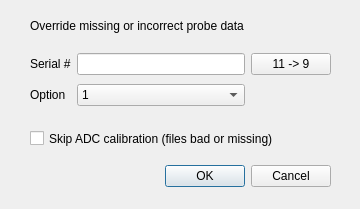
Old version of the form Forms/IMForceDlg.ui in the repository billkarsh/SpikeGLX.
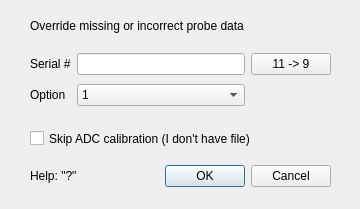
New version of the form.

Diff of the .ui file:
```diff
--- a/Forms/IMForceDlg.ui
+++ b/Forms/IMForceDlg.ui
@@ -143,7 +143,20 @@
     </rect>
    </property>
    <property name="text">
-    <string>Skip ADC calibration (files bad or missing)</string>
+    <string>Skip ADC calibration (I don't have file)</string>
+   </property>
+  </widget>
+  <widget class="QLabel" name="label_4">
+   <property name="geometry">
+    <rect>
+     <x>30</x>
+     <y>165</y>
+     <width>101</width>
+     <height>21</height>
+    </rect>
+   </property>
+   <property name="text">
+    <string>Help: &quot;?&quot;</string>
    </property>
   </widget>
  </widget>
```
